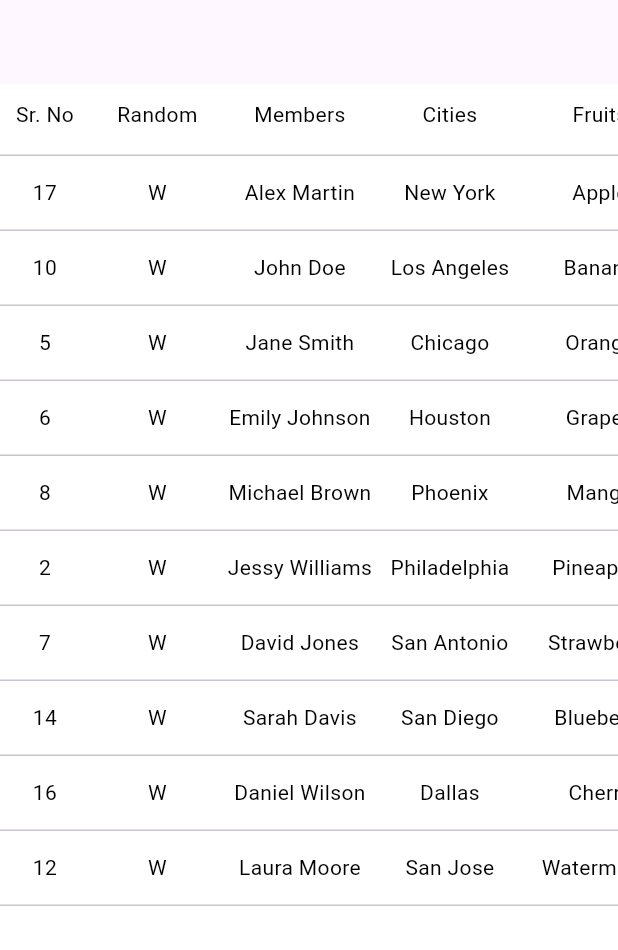
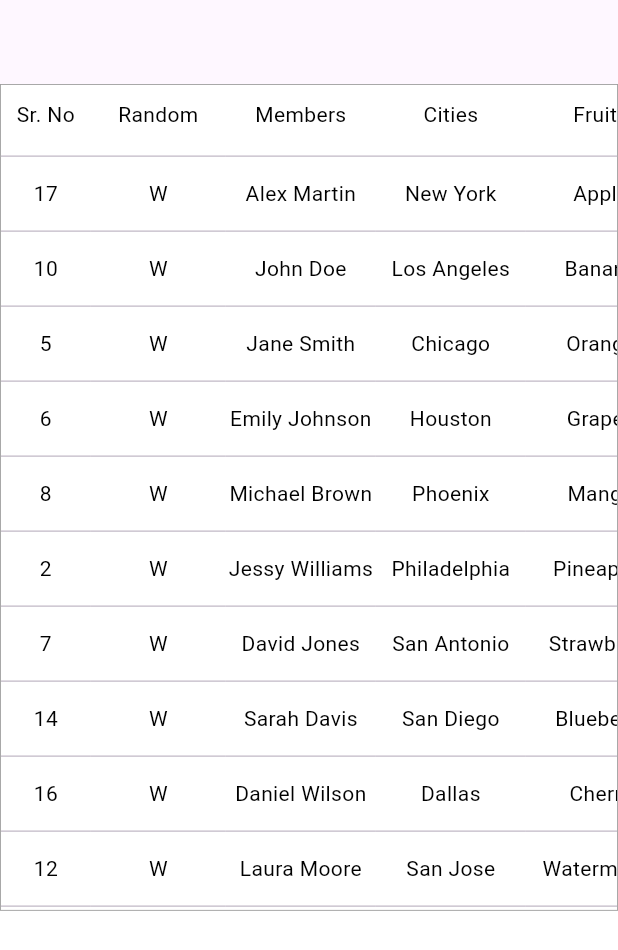
Before and after one commit to GeekyAnts/flutter_multi_scroll_table, a Flutter app: the screen it shows after launch, on a phone screen of 412 x 824 dp. Shown: the top 950 px of the screen. Run offline on Flutter 3.47's test engine with Material 3 defaults, Android fonts, the phone set to English and light mode, and no system bars.

Commit message:
Feat:Rotation feature changes

```diff
--- a/example/lib/demo.dart
+++ b/example/lib/demo.dart
@@ -1,7 +1,6 @@
 import 'package:example/utils/utils.dart';
 import 'package:flutter/material.dart';
 import 'package:flutter_multi_scroll_table/flutter_multi_scroll_table.dart';
-import 'package:flutter_multi_scroll_table/src/component/each_cell.dart';
 
 class DemoScreen extends StatefulWidget {
   const DemoScreen({super.key});
--- a/lib/flutter_multi_scroll_table.dart
+++ b/lib/flutter_multi_scroll_table.dart
@@ -1,3 +1,7 @@
 library flutter_multi_scroll_table;
 
 export 'src/flutter_multi_scroll_table.dart';
+export 'src/component/each_cell.dart';
+export 'src/component/fixed_column.dart';
+export 'src/component/scrollable_column.dart';
+export 'src/utils/utils.dart';
--- a/lib/src/flutter_multi_scroll_table.dart
+++ b/lib/src/flutter_multi_scroll_table.dart
@@ -1,17 +1,33 @@
 import 'package:flutter/material.dart';
-import 'package:flutter_multi_scroll_table/src/component/each_cell.dart';
-import 'package:flutter_multi_scroll_table/src/utils/utils.dart';
-import 'component/fixed_column.dart';
-import 'component/scrollable_column.dart';
+import '../flutter_multi_scroll_table.dart';
 
+/// A widget that displays a multi-scrollable table with fixed and scrollable columns.
 class FlutterMultiScrollTable extends StatefulWidget {
+  /// The header widgets for the scrollable columns.
   final List<Widget> scrollableColumnHeader;
+
+  /// The children widgets for the scrollable columns.
   final List<List<Widget>> scrollableColumnChildren;
+
+  /// The header widgets for the fixed columns.
+  final List<Widget> fixedColumnHeader;
+
+  /// The children widgets for the fixed columns.
   final List<List<Widget>> fixedColumnChildren;
-  final List<Widget> fixedColumnHeader;
+
+  /// The total width of the table.
   final double totalWidth;
+
+  /// The height of the table. Default is 500.
   final double? height;
+
+  /// Whether the sorting is in ascending order. Default is true.
   final bool isAscending;
+
+  /// The border for the table.
+  final BoxBorder? tableBorder;
+
+  /// Creates a [FlutterMultiScrollTable] widget.
 
   const FlutterMultiScrollTable({
     super.key,
@@ -22,6 +38,7 @@ class FlutterMultiScrollTable extends StatefulWidget {
     required this.fixedColumnChildren,
     this.isAscending = true,
     required this.fixedColumnHeader,
+    this.tableBorder,
   });
 
   @override
@@ -47,6 +64,7 @@ class _FlutterMultiScrollTableState extends State<FlutterMultiScrollTable> {
     super.initState();
   }
 
+  /// Synchronizes the horizontal scroll position between the table body and the header.
   void _syncHorizontalScroll() {
     if (_isHeaderScrolling) return;
 
@@ -60,6 +78,7 @@ class _FlutterMultiScrollTableState extends State<FlutterMultiScrollTable> {
     _isHorizontalScrolling = false;
   }
 
+  /// Synchronizes the header scroll position with the horizontal scroll position of the table body.
   void _syncHeaderScroll() {
     if (_isHorizontalScrolling) return;
 
@@ -73,6 +92,7 @@ class _FlutterMultiScrollTableState extends State<FlutterMultiScrollTable> {
     _isHeaderScrolling = false;
   }
 
+  /// Sorts the columns based on the text content.
   void _sortColumn() {
     setState(() {
       // Sort all fixed columns
@@ -87,7 +107,7 @@ class _FlutterMultiScrollTableState extends State<FlutterMultiScrollTable> {
         sortedFixedColumns.add(fixedColumn);
       }
 
-      // Sort all scrollable columns
+      /// Sort all scrollable columns
       List<List<Widget>> sortedScrollableColumns = [];
       for (var scrollableColumn in widget.scrollableColumnChildren) {
         scrollableColumn.sort((a, b) {
@@ -115,7 +135,7 @@ class _FlutterMultiScrollTableState extends State<FlutterMultiScrollTable> {
 
   @override
   Widget build(BuildContext context) {
-    // Calculate totalFixedWidth from fixedColumnHeader
+    /// Calculate totalFixedWidth from fixedColumnHeader
     double totalFixedWidth = 0;
     for (var cell in widget.fixedColumnHeader) {
       if (cell is EachCell) {
@@ -136,7 +156,19 @@ class _FlutterMultiScrollTableState extends State<FlutterMultiScrollTable> {
       }
     }
 
+    // Adjust height based on orientation
+    double adjustedHeight =
+        MediaQuery.of(context).orientation == Orientation.landscape
+            ? MediaQuery.of(context).size.height * 0.7
+            : widget.height ?? 500;
+
     return SingleChildScrollView(
+      child: SafeArea(
+        child: Container(
+          decoration: BoxDecoration(
+            border: widget.tableBorder ??
+                Border.all(width: 0.6, color: Colors.grey),
+          ),
           child: Column(
             crossAxisAlignment: CrossAxisAlignment.start,
             children: [
@@ -197,7 +229,7 @@ class _FlutterMultiScrollTableState extends State<FlutterMultiScrollTable> {
                 ],
               ),
               SizedBox(
-            height: widget.height,
+                height: adjustedHeight,
                 child: SingleChildScrollView(
                   physics: const BouncingScrollPhysics(),
                   key: const Key("data"),
@@ -206,8 +238,8 @@ class _FlutterMultiScrollTableState extends State<FlutterMultiScrollTable> {
                   child: Row(
                     children: [
                       Row(
-                    children:
-                        List.generate(widget.fixedColumnHeader.length, (index) {
+                        children: List.generate(widget.fixedColumnHeader.length,
+                            (index) {
                           return FixedColumn(
                             width: (widget.fixedColumnHeader[index] as EachCell)
                                     .width ??
@@ -222,7 +254,8 @@ class _FlutterMultiScrollTableState extends State<FlutterMultiScrollTable> {
                           controller: _horizontalScrollController,
                           child: Row(
                             children: List.generate(
-                            widget.scrollableColumnChildren.length, (index) {
+                                widget.scrollableColumnChildren.length,
+                                (index) {
                               return ScrollableColumn(
                                 width: 100,
                                 scrollableColumns:
@@ -238,6 +271,8 @@ class _FlutterMultiScrollTableState extends State<FlutterMultiScrollTable> {
               ),
             ],
           ),
+        ),
+      ),
     );
   }
 }
```
Also changed, not shown: lib/src/component/each_cell.dart (+26 -0 lines), lib/src/component/fixed_column.dart (+13 -5 lines), lib/src/component/scrollable_column.dart (+14 -5 lines). Lines whose indentation alone changed are shown as unchanged.
